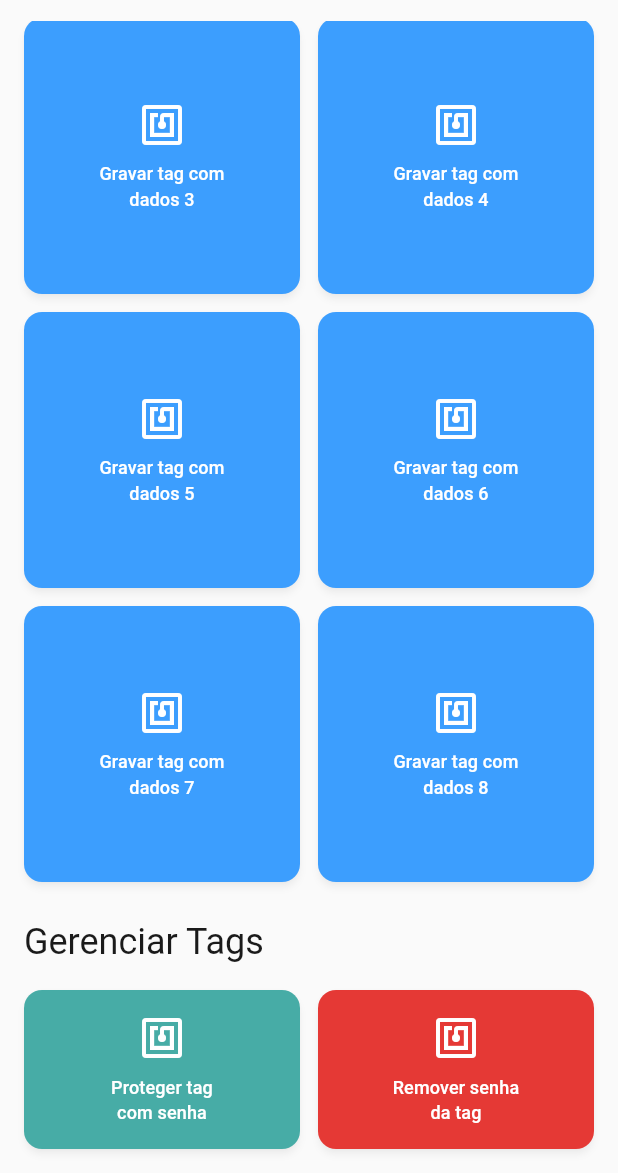
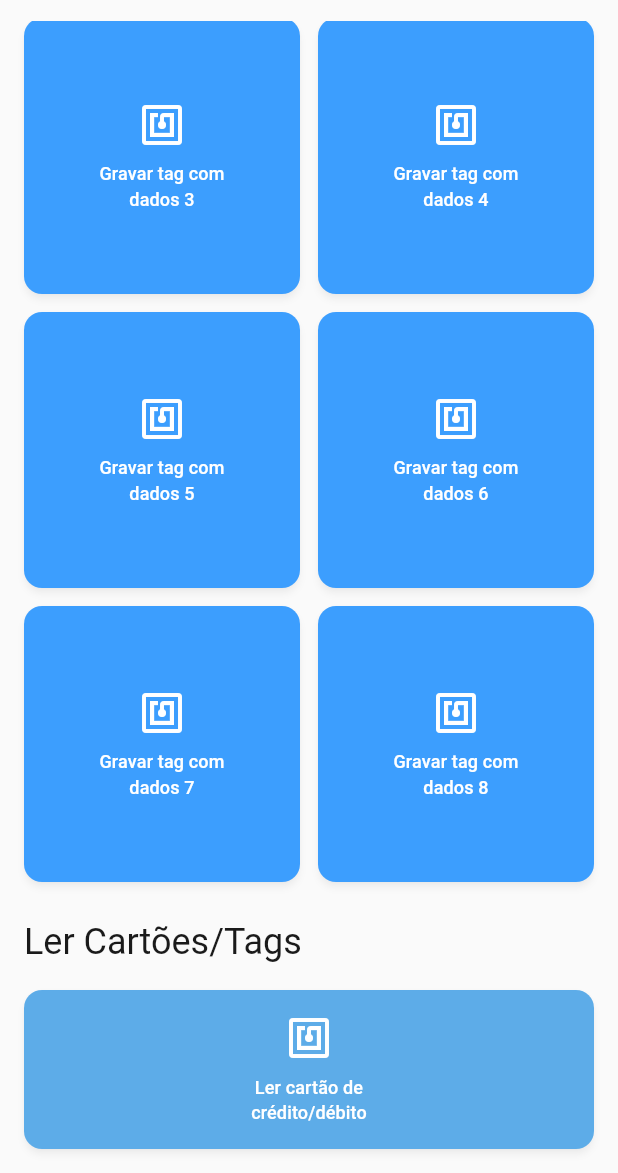
Before and after one commit to gabrielmaialva33/NFCGuardv, a Flutter app: the HomePage screen opened directly, scrolled down 390 dp, on a phone screen of 412 x 824 dp, the part 63-1236 px from its top. Run offline on Flutter 3.47's test engine with Material 3 defaults, Android fonts, the phone set to English and light mode, and no system bars; our stand-ins replace device_info_plus, flutter_dotenv, flutter_riverpod, flutter_secure_storage, riverpod_annotation, supabase_flutter; missing offline and left inert: ndef_record, nfc_manager, nfc_manager_ndef, ntp, search_cep; accounts and stored records are empty; generated files the repository leaves out were written again.

Commit message:
feat: Add "Read Credit/Debit Card" button to HomePage
This commit introduces a new button on the `HomePage` for initiating the process of reading NFC-enabled credit or debit cards.

Key changes in `lib/presentation/pages/home/home_page.dart`:
- Added a new section titled "Ler Cartões/Tags".
- Introduced an `ElevatedButton` labeled "Ler cartão de\ncrédito/débito".
- This button, when pressed, calls the `_readNfcCard(context)` method (implementation of this method is not included in this diff).
- Styled the button using the secondary color from the current theme.
- Added appropriate `SizedBox` widgets for spacing.

```diff
--- a/lib/presentation/pages/home/home_page.dart
+++ b/lib/presentation/pages/home/home_page.dart
@@ -106,6 +106,18 @@ class _HomePageState extends ConsumerState<HomePage> {
                   () => _writeNfcTag(context, index + 1),
                 ),
               ),
+            ),
+            const SizedBox(height: 24),
+            Text(
+              'Ler Cartões/Tags',
+              style: Theme.of(context).textTheme.headlineSmall,
+            ),
+            const SizedBox(height: 16),
+            _buildNfcButton(
+              context,
+              'Ler cartão de\ncrédito/débito',
+              () => _readNfcCard(context),
+              color: Theme.of(context).colorScheme.secondary,
             ),
             const SizedBox(height: 24),
             Text(
```
